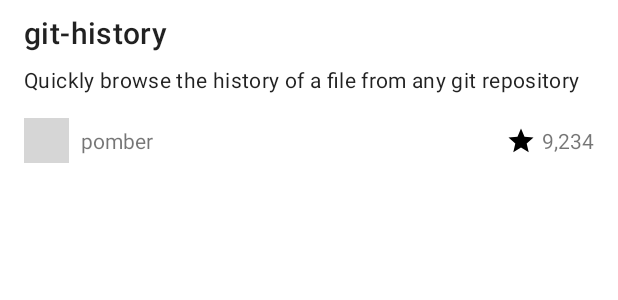
After one commit to elidrissidev/Android-Coding-Challenge, an Android app: the layout list_item_repo.xml on its own in the app's theme, with its tools: preview values and no code run, on a phone screen of 412 x 824 dp. The commit adds this screen. Shown: the top 300 px of the screen. Run offline under Robolectric (Android 15) with nearby library versions, the phone set to English and light mode, and no system bars; grey boxes are pictures that could not be loaded.

Commit message:
Added RepoAdapter

```diff
--- /dev/null
+++ b/presentation/src/main/res/drawable/ic_star_20dp.xml
@@ -0,0 +1,9 @@
+<vector xmlns:android="http://schemas.android.com/apk/res/android"
+        android:width="20dp"
+        android:height="20dp"
+        android:viewportWidth="24.0"
+        android:viewportHeight="24.0">
+    <path
+        android:fillColor="#FF000000"
+        android:pathData="M12,17.27L18.18,21l-1.64,-7.03L22,9.24l-7.19,-0.61L12,2 9.19,8.63 2,9.24l5.46,4.73L5.82,21z"/>
+</vector>
--- /dev/null
+++ b/presentation/src/main/res/layout/list_item_repo.xml
@@ -0,0 +1,88 @@
+<?xml version="1.0" encoding="utf-8"?>
+<androidx.constraintlayout.widget.ConstraintLayout xmlns:android="http://schemas.android.com/apk/res/android"
+    xmlns:app="http://schemas.android.com/apk/res-auto"
+    xmlns:tools="http://schemas.android.com/tools"
+    android:layout_width="match_parent"
+    android:layout_height="wrap_content">
+
+    <androidx.constraintlayout.widget.Guideline
+        android:id="@+id/guideline_start"
+        android:layout_width="wrap_content"
+        android:layout_height="wrap_content"
+        android:orientation="vertical"
+        app:layout_constraintGuide_begin="@dimen/spacing_medium" />
+
+    <androidx.constraintlayout.widget.Guideline
+        android:id="@+id/guideline_end"
+        android:layout_width="wrap_content"
+        android:layout_height="wrap_content"
+        android:orientation="vertical"
+        app:layout_constraintGuide_end="@dimen/spacing_medium" />
+
+    <androidx.constraintlayout.widget.Guideline
+        android:id="@+id/guideline_top"
+        android:layout_width="wrap_content"
+        android:layout_height="wrap_content"
+        android:orientation="horizontal"
+        app:layout_constraintGuide_begin="@dimen/spacing_micro" />
+
+    <androidx.constraintlayout.widget.Guideline
+        android:id="@+id/guideline_bottom"
+        android:layout_width="wrap_content"
+        android:layout_height="wrap_content"
+        android:orientation="horizontal"
+        app:layout_constraintGuide_end="@dimen/spacing_micro" />
+
+    <TextView
+        android:id="@+id/repo_name"
+        android:layout_width="wrap_content"
+        android:layout_height="wrap_content"
+        android:textAppearance="?textAppearanceHeadline6"
+        app:layout_constraintStart_toStartOf="@id/guideline_start"
+        app:layout_constraintTop_toTopOf="@id/guideline_top"
+        tools:text="git-history" />
+
+    <TextView
+        android:id="@+id/repo_description"
+        android:layout_width="0dp"
+        android:layout_height="wrap_content"
+        android:layout_marginTop="@dimen/spacing_micro"
+        android:layout_marginBottom="@dimen/spacing_medium"
+        android:textAppearance="?textAppearanceBody2"
+        app:layout_constraintBottom_toTopOf="@+id/owner_avatar"
+        app:layout_constraintEnd_toStartOf="@id/guideline_end"
+        app:layout_constraintStart_toStartOf="@id/guideline_start"
+        app:layout_constraintTop_toBottomOf="@id/repo_name"
+        tools:text="Quickly browse the history of a file from any git repository" />
+
+    <de.hdodenhof.circleimageview.CircleImageView
+        android:id="@+id/owner_avatar"
+        android:layout_width="@dimen/repo_owner_avatar_size"
+        android:layout_height="@dimen/repo_owner_avatar_size"
+        app:layout_constraintBottom_toTopOf="@id/guideline_bottom"
+        app:layout_constraintStart_toStartOf="@id/guideline_start"
+        tools:src="@tools:sample/avatars" />
+
+    <TextView
+        android:id="@+id/owner_name"
+        android:layout_width="wrap_content"
+        android:layout_height="wrap_content"
+        android:layout_marginStart="@dimen/spacing_micro"
+        app:layout_constraintBottom_toTopOf="@id/guideline_bottom"
+        app:layout_constraintStart_toEndOf="@id/owner_avatar"
+        app:layout_constraintTop_toTopOf="@id/owner_avatar"
+        tools:text="pomber" />
+
+    <TextView
+        android:id="@+id/stars_count"
+        android:layout_width="wrap_content"
+        android:layout_height="19dp"
+        android:drawableStart="@drawable/ic_star_20dp"
+        android:drawablePadding="4dp"
+        android:gravity="center_vertical"
+        app:layout_constraintBottom_toTopOf="@+id/guideline_bottom"
+        app:layout_constraintEnd_toStartOf="@id/guideline_end"
+        app:layout_constraintTop_toTopOf="@+id/owner_avatar"
+        tools:text="9,234" />
+
+</androidx.constraintlayout.widget.ConstraintLayout>
--- /dev/null
+++ b/presentation/src/main/res/values/dimens.xml
@@ -0,0 +1,7 @@
+<?xml version="1.0" encoding="utf-8"?>
+<resources>
+    <dimen name="spacing_medium">16dp</dimen>
+    <dimen name="spacing_micro">8dp</dimen>
+    <dimen name="list_item_repo_height">150dp</dimen>
+    <dimen name="repo_owner_avatar_size">30dp</dimen>
+</resources>
--- a/presentation/src/main/res/values/strings.xml
+++ b/presentation/src/main/res/values/strings.xml
@@ -1,4 +1,7 @@
 <resources>
     <string name="app_name">Coding Challenge</string>
     <string name="api_base_url" translatable="false">https://api.github.com/</string>
+    <string name="retry">Retry</string>
+    <string name="unknown_error">An error occurred. Please try again</string>
+    <string name="owner_avatar_content_desc">%s\'s Avatar</string>
 </resources>
--- a/presentation/src/main/res/values/styles.xml
+++ b/presentation/src/main/res/values/styles.xml
@@ -1,11 +1,5 @@
 <resources>
 
-    <!-- Base application theme. -->
-    <style name="AppTheme" parent="Theme.AppCompat.Light.DarkActionBar">
-        <!-- Customize your theme here. -->
-        <item name="colorPrimary">@color/colorPrimary</item>
-        <item name="colorPrimaryDark">@color/colorPrimaryDark</item>
-        <item name="colorAccent">@color/colorAccent</item>
-    </style>
+    <style name="AppTheme" parent="Theme.MaterialComponents.Light.DarkActionBar" />
 
 </resources>
```
Also changed, not shown: data/src/main/kotlin/ma/mohamed/codingchallenge/data/model/LoadingState.kt (added, +21 -0 lines), presentation/src/main/java/ma/mohamed/codingchallenge/extensions/ViewExt.kt (+8 -0 lines), presentation/src/main/java/ma/mohamed/codingchallenge/ui/main/MainFragment.kt (+7 -1 lines), presentation/src/main/java/ma/mohamed/codingchallenge/ui/main/adapter/LoadingStateViewHolder.kt (added, +47 -0 lines), presentation/src/main/java/ma/mohamed/codingchallenge/ui/main/adapter/RepoAdapter.kt (added, +71 -0 lines), presentation/src/main/java/ma/mohamed/codingchallenge/ui/main/adapter/RepoViewHolder.kt (added, +40 -0 lines), presentation/src/main/res/layout/list_item_loading_state.xml (added, +68 -0 lines).
